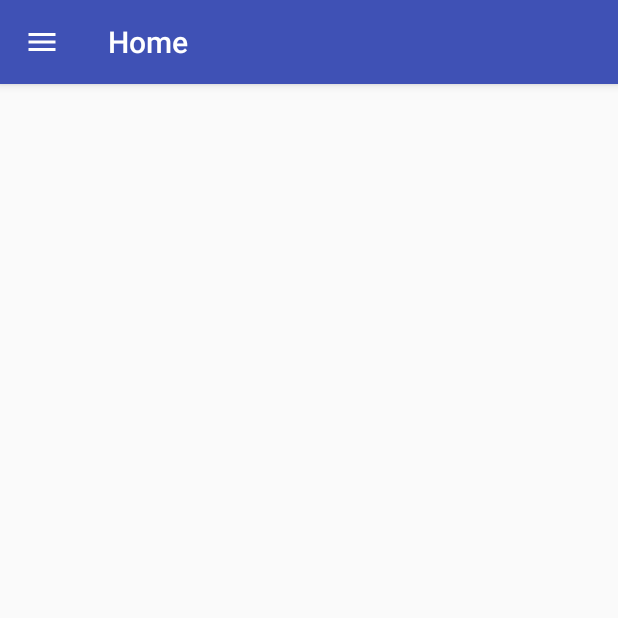
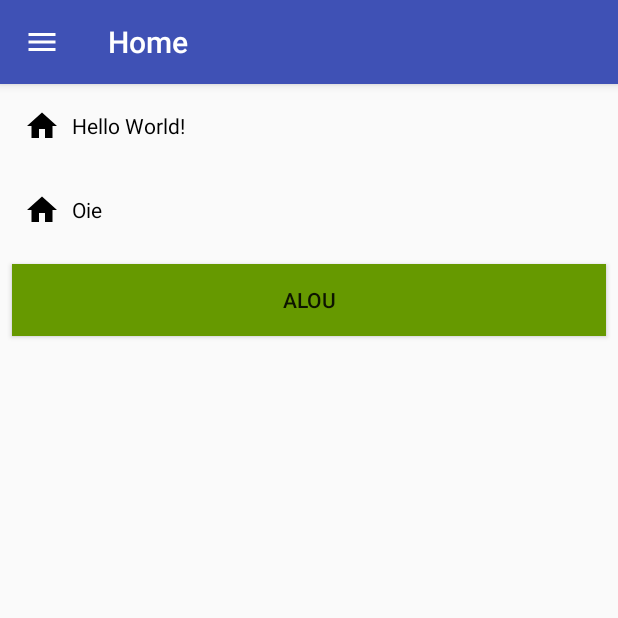
Before and after one commit to rsicarelli/supportlibraryexample, an Android app: the screen it shows after launch (HomeActivity), on a phone screen of 412 x 824 dp, the top half of it. Run offline under Robolectric (Android 15) with nearby library versions, the phone set to English and light mode, and no system bars; our stand-ins replace ButterKnife.

```diff
--- /dev/null
+++ b/app/src/main/java/br/com/rsicarelli/supportlibraryexample/home/Fragment.java
@@ -0,0 +1,36 @@
+package br.com.rsicarelli.supportlibraryexample.home;
+
+import android.os.Bundle;
+import android.support.annotation.Nullable;
+import android.view.LayoutInflater;
+import android.view.View;
+import android.view.ViewGroup;
+
+import br.com.rsicarelli.supportlibraryexample.R;
+import butterknife.ButterKnife;
+
+/**
+ * Created by rodrigosicarelli on 2/28/16.
+ */
+public class Fragment extends android.support.v4.app.Fragment {
+
+    public static Fragment newInstance() {
+        return new Fragment();
+    }
+
+    @Nullable
+    @Override
+    public View onCreateView(LayoutInflater inflater, ViewGroup container,
+                             Bundle savedInstanceState) {
+        View root = inflater.inflate(R.layout.fragment_home, container, false);
+        ButterKnife.bind(root, getActivity());
+
+        initUi();
+
+        return root;
+    }
+
+    private void initUi() {
+
+    }
+}
--- a/app/src/main/java/br/com/rsicarelli/supportlibraryexample/home/HomeActivity.java
+++ b/app/src/main/java/br/com/rsicarelli/supportlibraryexample/home/HomeActivity.java
@@ -1,4 +1,7 @@
 package br.com.rsicarelli.supportlibraryexample.home;
+
+import android.support.v4.app.FragmentManager;
+import android.support.v4.app.FragmentTransaction;
 
 import br.com.rsicarelli.supportlibraryexample.R;
 import br.com.rsicarelli.supportlibraryexample.presentation.NavigationDrawerActivity;
@@ -8,6 +11,15 @@ public class HomeActivity extends NavigationDrawerActivity {
     @Override
     public void initializeContentView() {
         setContentView(R.layout.activity_home);
+
+        initFragment(Fragment.newInstance());
+    }
+
+    private void initFragment(Fragment fragment) {
+        FragmentManager fragmentManager = getSupportFragmentManager();
+        FragmentTransaction transaction = fragmentManager.beginTransaction();
+        transaction.add(R.id.container, fragment);
+        transaction.commit();
     }
 
     @Override
--- a/app/src/main/res/layout/activity_home.xml
+++ b/app/src/main/res/layout/activity_home.xml
@@ -14,7 +14,7 @@
         <include layout="@layout/toolbar" />
 
         <FrameLayout
-            android:id="@+id/contentFrame"
+            android:id="@+id/container"
             android:layout_width="match_parent"
             android:layout_height="match_parent" />
 
--- /dev/null
+++ b/app/src/main/res/layout/fragment_home.xml
@@ -0,0 +1,50 @@
+<?xml version="1.0" encoding="utf-8"?>
+<LinearLayout xmlns:android="http://schemas.android.com/apk/res/android"
+    xmlns:app="http://schemas.android.com/apk/res-auto"
+    android:layout_width="match_parent"
+    android:layout_height="match_parent"
+    android:orientation="vertical">
+
+
+    <TextView
+        android:layout_width="wrap_content"
+        android:layout_height="wrap_content"
+        android:layout_margin="16dp"
+        android:drawableLeft="@drawable/ic_home_selector"
+        android:drawablePadding="8dp"
+        android:gravity="center_vertical"
+        android:text="Hello World!"
+        android:textColor="@android:color/black" />
+
+    <LinearLayout
+        android:layout_width="match_parent"
+        android:layout_height="wrap_content"
+        android:layout_gravity="center_vertical"
+        android:layout_margin="16dp">
+
+        <ImageView
+            android:id="@+id/image_view"
+            android:layout_width="wrap_content"
+            android:layout_height="wrap_content"
+            app:srcCompat="@drawable/ic_home_selector" />
+
+        <TextView
+            android:layout_width="wrap_content"
+            android:layout_height="wrap_content"
+            android:layout_gravity="center_vertical"
+            android:layout_marginLeft="8dp"
+            android:text="Oie"
+            android:textColor="@android:color/black" />
+    </LinearLayout>
+
+    <Button
+        android:id="@+id/change_image_view"
+        android:layout_width="match_parent"
+        android:layout_height="wrap_content"
+        android:layout_margin="8dp"
+        android:background="@android:color/holo_green_dark"
+        android:padding="8dp"
+        android:text="Alou" />
+
+
+</LinearLayout>
```
Also changed, not shown: app/src/main/res/drawable/ic_android.xml (added, +51 -0 lines), app/src/main/res/layout/nav_header.xml (+8 -1 lines).
